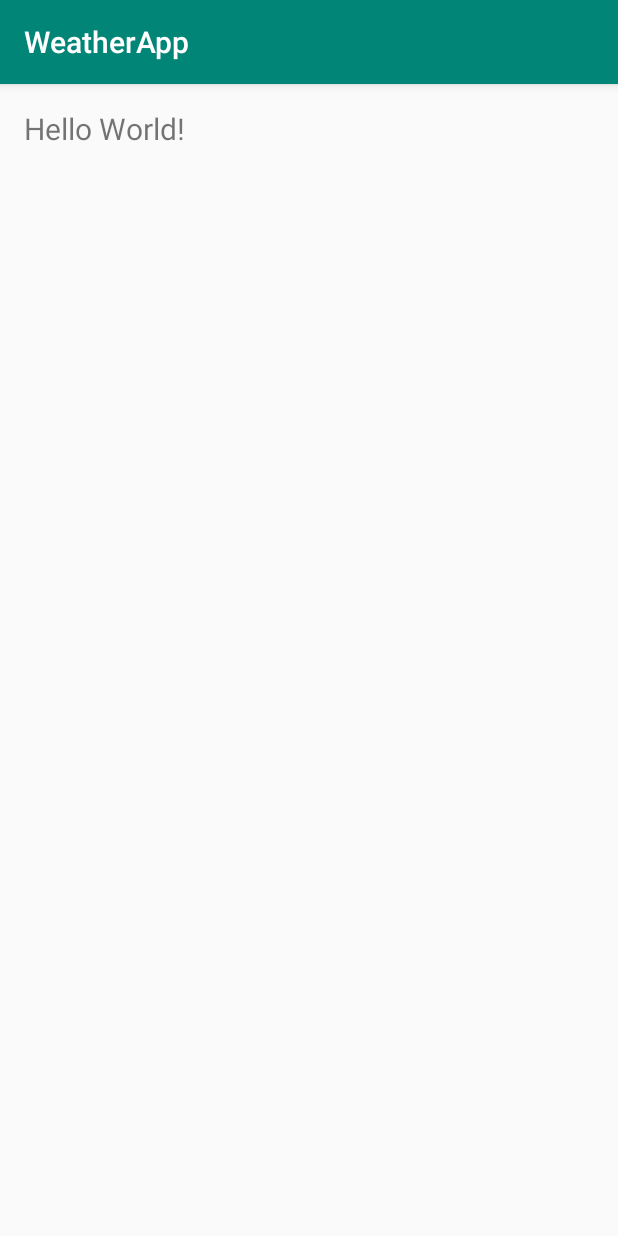
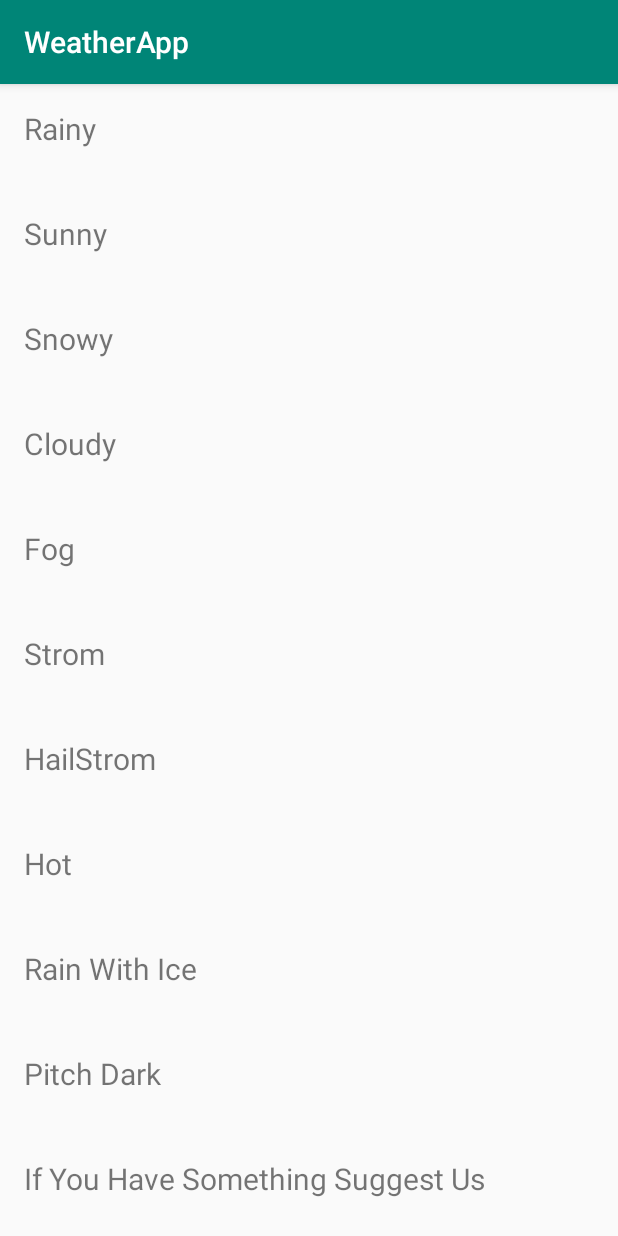
Before and after one commit to maturiKarthik/weatherapp, an Android app: the screen it shows after launch (MainActivity), on a phone screen of 412 x 824 dp. Run offline under Robolectric (Android 15) with nearby library versions, the phone set to English and light mode, and no system bars.

Commit message:
Added Mock weather Data

```diff
--- a/app/src/main/java/com/weather/meghanasol/weatherapp/MainActivity.java
+++ b/app/src/main/java/com/weather/meghanasol/weatherapp/MainActivity.java
@@ -2,12 +2,24 @@ package com.weather.meghanasol.weatherapp;
 
 import android.support.v7.app.AppCompatActivity;
 import android.os.Bundle;
+import android.widget.TextView;
 
 public class MainActivity extends AppCompatActivity {
+
+
+    TextView tv_weatherdata;
+    private String[] climate = {"Rainy","Sunny","Snowy","Cloudy","Fog","Strom","HailStrom","Hot","Rain With Ice","Pitch Dark","If You Have Something Suggest Us"} ;
 
     @Override
     protected void onCreate(Bundle savedInstanceState) {
         super.onCreate(savedInstanceState);
         setContentView(R.layout.activity_main);
+
+        tv_weatherdata = (TextView) findViewById(R.id.tv_weatherdata);
+
+        for (String weather: climate) {
+            tv_weatherdata.append(""+weather+"\n\n\n");
+        }
+
     }
 }
--- a/app/src/main/res/layout/activity_main.xml
+++ b/app/src/main/res/layout/activity_main.xml
@@ -16,7 +16,6 @@
         android:padding="16dp"
         android:layout_width="wrap_content"
         android:layout_height="wrap_content"
-        android:text="Hello World!"
-         />
+        />
     </ScrollView>
 </FrameLayout>
```
Also changed, not shown: app/src/main/res/layout/new_layout.xml (added, +23 -0 lines).
